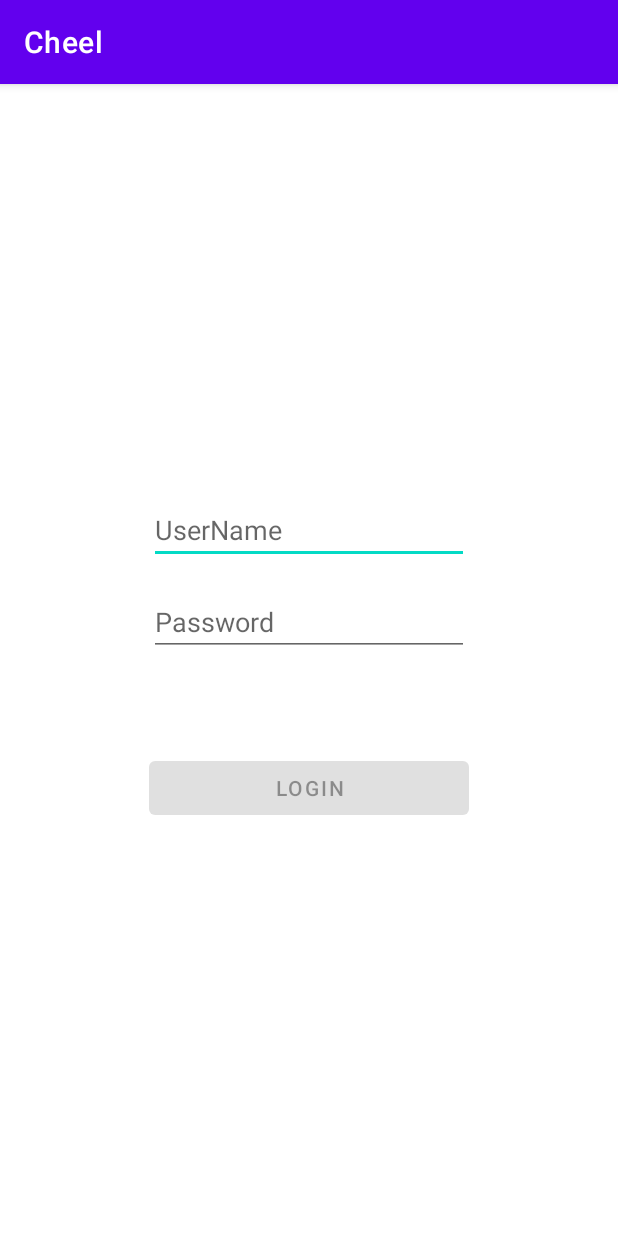
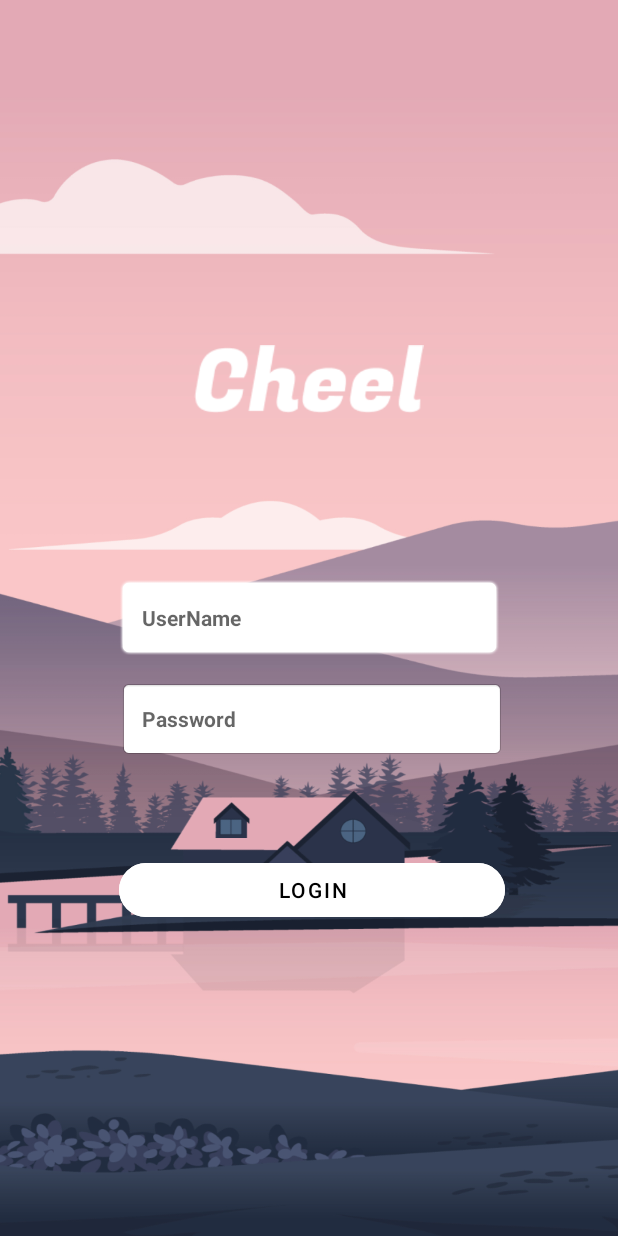
Before and after one commit to coding-factory-classrooms/android-m1-project-music-2021-android-m1-groupe-5, an Android app: the screen it shows after launch (MainActivity), on a phone screen of 412 x 824 dp. Run offline under Robolectric (Android 15) with nearby library versions, the phone set to English and light mode, and no system bars.

Commit message:
Styling Login

```diff
--- a/app/src/main/res/layout/fragment_login.xml
+++ b/app/src/main/res/layout/fragment_login.xml
@@ -4,33 +4,45 @@
     xmlns:tools="http://schemas.android.com/tools"
     android:layout_width="match_parent"
     android:layout_height="match_parent"
+    android:background="@drawable/bgcheel"
+    android:padding="15dp"
     tools:context=".login.LoginFragment">
 
     <EditText
         android:id="@+id/login"
-        android:layout_width="wrap_content"
-        android:layout_height="wrap_content"
+        android:layout_width="254dp"
+        android:layout_height="51dp"
+        android:background="@android:drawable/editbox_background"
+        android:backgroundTint="#FFFFFF"
         android:ems="10"
         android:hint="UserName"
         android:inputType="textPersonName"
+        android:padding="15dp"
+        android:textSize="14sp"
+        android:textStyle="bold"
         app:layout_constraintBottom_toTopOf="@+id/password"
         app:layout_constraintEnd_toEndOf="parent"
         app:layout_constraintHorizontal_bias="0.5"
         app:layout_constraintStart_toStartOf="parent"
         app:layout_constraintTop_toTopOf="parent"
-        app:layout_constraintVertical_chainStyle="packed"/>
+        app:layout_constraintVertical_bias="0.65999997"
+        app:layout_constraintVertical_chainStyle="packed" />
 
     <EditText
         android:id="@+id/password"
-        android:layout_width="wrap_content"
-        android:layout_height="wrap_content"
+        android:layout_width="257dp"
+        android:layout_height="52dp"
         android:layout_marginTop="16dp"
+        android:background="@android:drawable/editbox_background"
         android:ems="10"
         android:hint="Password"
         android:inputType="textPassword"
+        android:padding="15dp"
+        android:textSize="14sp"
+        android:textStyle="bold"
         app:layout_constraintBottom_toTopOf="@+id/loginButton"
         app:layout_constraintEnd_toEndOf="@+id/login"
-        app:layout_constraintHorizontal_bias="0.5"
+        app:layout_constraintHorizontal_bias="0.0"
         app:layout_constraintStart_toStartOf="@+id/login"
         app:layout_constraintTop_toBottomOf="@+id/login" />
 
@@ -39,11 +51,25 @@
         android:layout_width="0dp"
         android:layout_height="wrap_content"
         android:layout_marginTop="64dp"
+        android:backgroundTint="#FFFFFF"
         android:text="Login"
+        android:textColor="#000000"
+        app:cornerRadius="50dp"
         app:layout_constraintBottom_toBottomOf="parent"
         app:layout_constraintEnd_toEndOf="@+id/password"
-        app:layout_constraintHorizontal_bias="0.5"
+        app:layout_constraintHorizontal_bias="0.0"
         app:layout_constraintStart_toStartOf="@+id/password"
         app:layout_constraintTop_toBottomOf="@+id/password" />
 
+    <ImageView
+        android:id="@+id/imageView"
+        android:layout_width="184dp"
+        android:layout_height="45dp"
+        android:src="@drawable/logocheel"
+        app:layout_constraintBottom_toTopOf="@+id/login"
+        app:layout_constraintEnd_toEndOf="parent"
+        app:layout_constraintStart_toStartOf="parent"
+        app:layout_constraintTop_toTopOf="parent"
+        app:layout_constraintVertical_bias="0.65999997" />
+
 </androidx.constraintlayout.widget.ConstraintLayout>
--- a/app/src/main/res/values/colors.xml
+++ b/app/src/main/res/values/colors.xml
@@ -1,10 +1,8 @@
 <?xml version="1.0" encoding="utf-8"?>
 <resources>
-    <color name="purple_200">#FFBB86FC</color>
-    <color name="purple_500">#FF6200EE</color>
-    <color name="purple_700">#FF3700B3</color>
-    <color name="teal_200">#FF03DAC5</color>
-    <color name="teal_700">#FF018786</color>
+    <color name="lightnavy">#313D53</color>
+    <color name="lightcream">#F6C2C4</color>
+    <color name="grey">#707070</color>
     <color name="black">#FF000000</color>
     <color name="white">#FFFFFFFF</color>
 </resources>
--- a/app/src/main/res/values/themes.xml
+++ b/app/src/main/res/values/themes.xml
@@ -2,12 +2,14 @@
     <!-- Base application theme. -->
     <style name="Theme.Cheel" parent="Theme.MaterialComponents.DayNight.DarkActionBar">
         <!-- Primary brand color. -->
-        <item name="colorPrimary">@color/purple_500</item>
-        <item name="colorPrimaryVariant">@color/purple_700</item>
+        <item name="windowActionBar">false</item>
+        <item name="windowNoTitle">true</item>
+        <item name="colorPrimary">@color/lightcream</item>
+        <item name="colorPrimaryVariant">@color/lightcream</item>
         <item name="colorOnPrimary">@color/white</item>
         <!-- Secondary brand color. -->
-        <item name="colorSecondary">@color/teal_200</item>
-        <item name="colorSecondaryVariant">@color/teal_700</item>
+        <item name="colorSecondary">@color/lightnavy</item>
+        <item name="colorSecondaryVariant">@color/lightnavy</item>
         <item name="colorOnSecondary">@color/black</item>
         <!-- Status bar color. -->
         <item name="android:statusBarColor" tools:targetApi="l">?attr/colorPrimaryVariant</item>
```
Also changed, not shown: app/src/main/res/drawable/bgcheel.png (added), app/src/main/res/drawable/logocheel.png (added).
